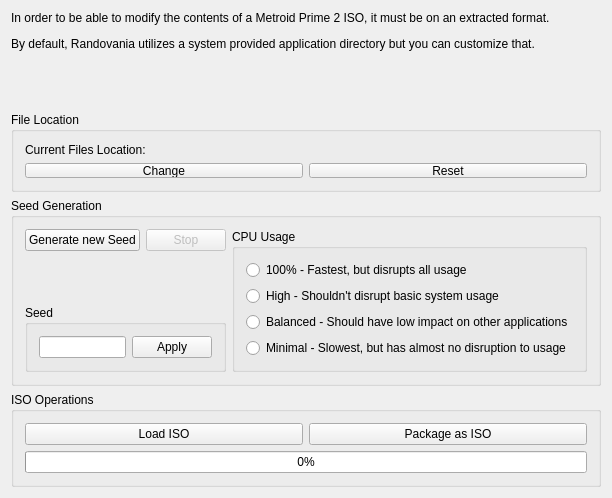
Qt form randovania/gui/manage_game_window.ui (randovania/randovania) before a commit.
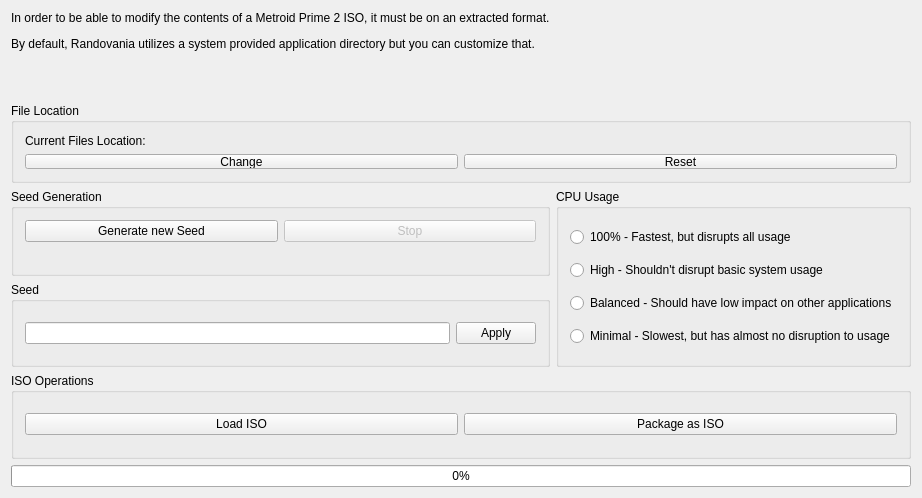
The same form after that commit.

```diff
--- a/randovania/gui/manage_game_window.ui
+++ b/randovania/gui/manage_game_window.ui
@@ -21,59 +21,7 @@
     </size>
    </property>
    <layout class="QGridLayout" name="gridLayout">
-    <item row="3" column="0">
-     <widget class="QGroupBox" name="isoBox">
-      <property name="maximumSize">
-       <size>
-        <width>16777215</width>
-        <height>120</height>
-       </size>
-      </property>
-      <property name="title">
-       <string>ISO Operations</string>
-      </property>
-      <layout class="QGridLayout" name="gridLayout_4">
-       <item row="0" column="0">
-        <widget class="QPushButton" name="loadIsoButton">
-         <property name="toolTip">
-          <string>Extracts an Game ISO to the current files location</string>
-         </property>
-         <property name="text">
-          <string>Load ISO</string>
-         </property>
-        </widget>
-       </item>
-       <item row="0" column="1">
-        <widget class="QPushButton" name="packageIsoButton">
-         <property name="toolTip">
-          <string>Creates an ISO based on the contents of the current files location</string>
-         </property>
-         <property name="text">
-          <string>Package as ISO</string>
-         </property>
-        </widget>
-       </item>
        <item row="1" column="0" colspan="2">
-        <widget class="QProgressBar" name="progressBar">
-         <property name="value">
-          <number>0</number>
-         </property>
-        </widget>
-       </item>
-      </layout>
-     </widget>
-    </item>
-    <item row="0" column="0">
-     <widget class="QLabel" name="label">
-      <property name="text">
-       <string>&lt;html&gt;&lt;head/&gt;&lt;body&gt;&lt;p&gt;In order to be able to modify the contents of a Metroid Prime 2 ISO, it must be on an extracted format.&lt;/p&gt;&lt;p&gt;By default, Randovania utilizes a system provided application directory but you can customize that.&lt;/p&gt;&lt;/body&gt;&lt;/html&gt;</string>
-      </property>
-      <property name="alignment">
-       <set>Qt::AlignLeading|Qt::AlignLeft|Qt::AlignTop</set>
-      </property>
-     </widget>
-    </item>
-    <item row="1" column="0">
      <widget class="QGroupBox" name="filesBox">
       <property name="maximumSize">
        <size>
@@ -126,6 +74,58 @@
       </layout>
      </widget>
     </item>
+    <item row="4" column="0" colspan="2">
+     <widget class="QGroupBox" name="isoBox">
+      <property name="maximumSize">
+       <size>
+        <width>16777215</width>
+        <height>120</height>
+       </size>
+      </property>
+      <property name="title">
+       <string>ISO Operations</string>
+      </property>
+      <layout class="QGridLayout" name="gridLayout_4">
+       <item row="0" column="0">
+        <widget class="QPushButton" name="loadIsoButton">
+         <property name="toolTip">
+          <string>Extracts an Game ISO to the current files location</string>
+         </property>
+         <property name="text">
+          <string>Load ISO</string>
+         </property>
+        </widget>
+       </item>
+       <item row="0" column="1">
+        <widget class="QPushButton" name="packageIsoButton">
+         <property name="toolTip">
+          <string>Creates an ISO based on the contents of the current files location</string>
+         </property>
+         <property name="text">
+          <string>Package as ISO</string>
+         </property>
+        </widget>
+       </item>
+      </layout>
+     </widget>
+    </item>
+    <item row="5" column="0" colspan="2">
+     <widget class="QProgressBar" name="progressBar">
+      <property name="value">
+       <number>0</number>
+      </property>
+     </widget>
+    </item>
+    <item row="0" column="0">
+     <widget class="QLabel" name="label">
+      <property name="text">
+       <string>&lt;html&gt;&lt;head/&gt;&lt;body&gt;&lt;p&gt;In order to be able to modify the contents of a Metroid Prime 2 ISO, it must be on an extracted format.&lt;/p&gt;&lt;p&gt;By default, Randovania utilizes a system provided application directory but you can customize that.&lt;/p&gt;&lt;/body&gt;&lt;/html&gt;</string>
+      </property>
+      <property name="alignment">
+       <set>Qt::AlignLeading|Qt::AlignLeft|Qt::AlignTop</set>
+      </property>
+     </widget>
+    </item>
     <item row="2" column="0">
      <widget class="QGroupBox" name="seedGenerationBox">
       <property name="title">
@@ -155,7 +155,40 @@
          </property>
         </widget>
        </item>
-       <item row="0" column="2" rowspan="3">
+       <item row="1" column="0" colspan="2">
+        <widget class="QLabel" name="generationStatusLabel">
+         <property name="text">
+          <string/>
+         </property>
+        </widget>
+       </item>
+      </layout>
+     </widget>
+    </item>
+    <item row="3" column="0">
+     <widget class="QGroupBox" name="seedBox">
+      <property name="title">
+       <string>Seed</string>
+      </property>
+      <layout class="QHBoxLayout" name="horizontalLayout_2">
+       <item>
+        <widget class="QLineEdit" name="currentSeedEdit">
+         <property name="inputMethodHints">
+          <set>Qt::ImhDigitsOnly|Qt::ImhPreferNumbers</set>
+         </property>
+        </widget>
+       </item>
+       <item>
+        <widget class="QPushButton" name="applySeedButton">
+         <property name="text">
+          <string>Apply</string>
+         </property>
+        </widget>
+       </item>
+      </layout>
+     </widget>
+    </item>
+    <item row="2" column="1" rowspan="2">
         <widget class="QGroupBox" name="cpuUsageBox">
          <property name="toolTip">
           <string>&lt;html&gt;&lt;head/&gt;&lt;body&gt;&lt;p&gt;Configure how many CPU cores the generation will use.&lt;/p&gt;&lt;p&gt;Certain options may be disabled based on the CPU count of your system.&lt;/p&gt;&lt;/body&gt;&lt;/html&gt;</string>
@@ -190,39 +223,6 @@
             <property name="text">
              <string>Minimal - Slowest, but has almost no disruption to usage</string>
             </property>
-           </widget>
-          </item>
-         </layout>
-        </widget>
-       </item>
-       <item row="1" column="0" colspan="2">
-        <widget class="QLabel" name="generationStatusLabel">
-         <property name="text">
-          <string/>
-         </property>
-        </widget>
-       </item>
-       <item row="2" column="0" colspan="2">
-        <widget class="QGroupBox" name="seedBox">
-         <property name="title">
-          <string>Seed</string>
-         </property>
-         <layout class="QHBoxLayout" name="horizontalLayout_2">
-          <item>
-           <widget class="QLineEdit" name="currentSeedEdit">
-            <property name="inputMethodHints">
-             <set>Qt::ImhDigitsOnly|Qt::ImhPreferNumbers</set>
-            </property>
-           </widget>
-          </item>
-          <item>
-           <widget class="QPushButton" name="applySeedButton">
-            <property name="text">
-             <string>Apply</string>
-            </property>
-           </widget>
-          </item>
-         </layout>
         </widget>
        </item>
       </layout>
```
Lines whose indentation alone changed are shown as unchanged.
